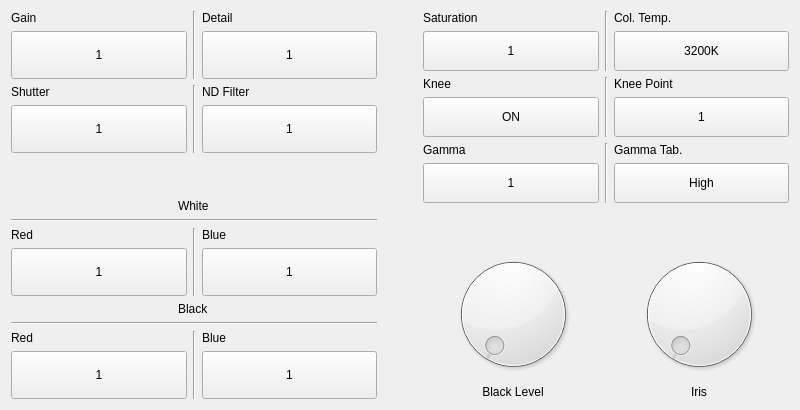
This is cameraview.ui in chP6/Konzept_ErstesBeispiel as Qt 5 draws it before an edit. The edited form follows.
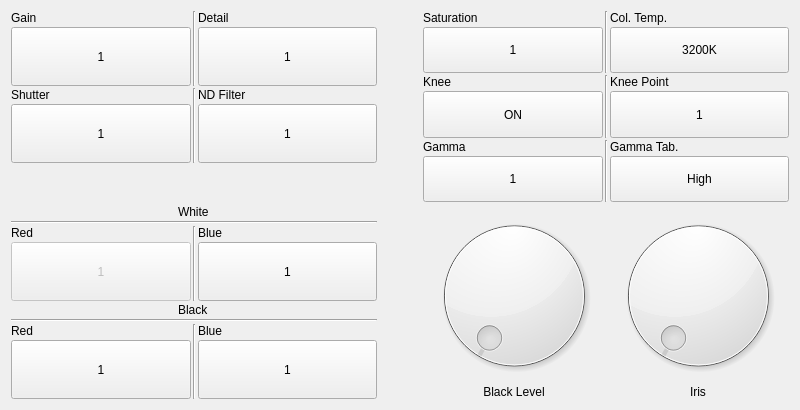
This is the edited form.

```diff
--- a/cameraview.ui
+++ b/cameraview.ui
@@ -16,26 +16,10 @@
   <layout class="QGridLayout" name="gridLayout_4">
    <item row="1" column="2">
     <layout class="QGridLayout" name="gridLayout_3">
-     <item row="2" column="1">
-      <widget class="QLabel" name="lIris">
-       <property name="sizePolicy">
-        <sizepolicy hsizetype="Preferred" vsizetype="Fixed">
-         <horstretch>0</horstretch>
-         <verstretch>0</verstretch>
-        </sizepolicy>
-       </property>
-       <property name="layoutDirection">
-        <enum>Qt::LeftToRight</enum>
-       </property>
-       <property name="text">
-        <string>Iris</string>
-       </property>
-       <property name="alignment">
-        <set>Qt::AlignCenter</set>
-       </property>
-      </widget>
-     </item>
-     <item row="2" column="0">
+     <property name="spacing">
+      <number>2</number>
+     </property>
+     <item row="1" column="0">
       <widget class="QLabel" name="lBlackLevel">
        <property name="sizePolicy">
         <sizepolicy hsizetype="Preferred" vsizetype="Fixed">
@@ -51,40 +35,46 @@
        </property>
       </widget>
      </item>
-     <item row="1" column="0">
+     <item row="0" column="0">
       <widget class="QDial" name="dPed">
        <property name="focusPolicy">
         <enum>Qt::NoFocus</enum>
        </property>
       </widget>
      </item>
-     <item row="1" column="1">
-      <widget class="QDial" name="dIris">
-       <property name="focusPolicy">
-        <enum>Qt::NoFocus</enum>
-       </property>
-      </widget>
-     </item>
      <item row="0" column="1">
-      <spacer name="verticalSpacer_2">
-       <property name="orientation">
-        <enum>Qt::Vertical</enum>
+      <widget class="QDial" name="dIris">
+       <property name="focusPolicy">
+        <enum>Qt::NoFocus</enum>
        </property>
-       <property name="sizeType">
-        <enum>QSizePolicy::Minimum</enum>
+      </widget>
+     </item>
+     <item row="1" column="1">
+      <widget class="QLabel" name="lIris">
+       <property name="sizePolicy">
+        <sizepolicy hsizetype="Preferred" vsizetype="Fixed">
+         <horstretch>0</horstretch>
+         <verstretch>0</verstretch>
+        </sizepolicy>
        </property>
-       <property name="sizeHint" stdset="0">
-        <size>
-         <width>20</width>
-         <height>40</height>
-        </size>
+       <property name="layoutDirection">
+        <enum>Qt::LeftToRight</enum>
        </property>
-      </spacer>
+       <property name="text">
+        <string>Iris</string>
+       </property>
+       <property name="alignment">
+        <set>Qt::AlignCenter</set>
+       </property>
+      </widget>
      </item>
     </layout>
    </item>
    <item row="0" column="2">
     <layout class="QGridLayout" name="gridLayout_2">
+     <property name="spacing">
+      <number>2</number>
+     </property>
      <item row="0" column="2">
       <widget class="QLabel" name="lColorTemperature">
        <property name="sizePolicy">
@@ -372,6 +362,9 @@
    </item>
    <item row="0" column="0" rowspan="2">
     <layout class="QGridLayout" name="gridLayout">
+     <property name="spacing">
+      <number>2</number>
+     </property>
      <item row="13" column="0">
       <widget class="QPushButton" name="btbred">
        <property name="sizePolicy">
@@ -601,6 +594,9 @@
      </item>
      <item row="8" column="0">
       <widget class="QPushButton" name="btwRed">
+       <property name="enabled">
+        <bool>false</bool>
+       </property>
        <property name="sizePolicy">
         <sizepolicy hsizetype="Minimum" vsizetype="Preferred">
          <horstretch>0</horstretch>
```
Left out of the diff: 2 changed lines with no effect on the pictures.
